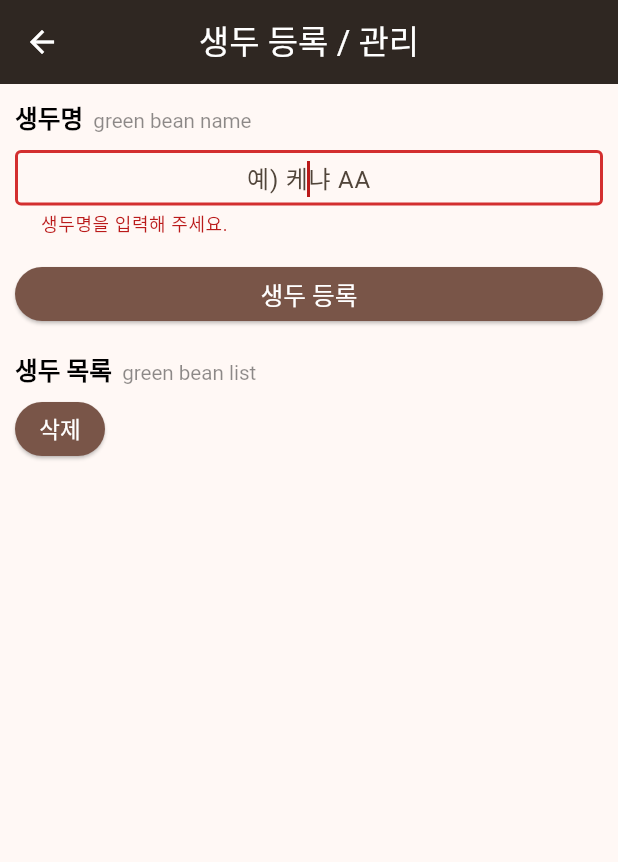
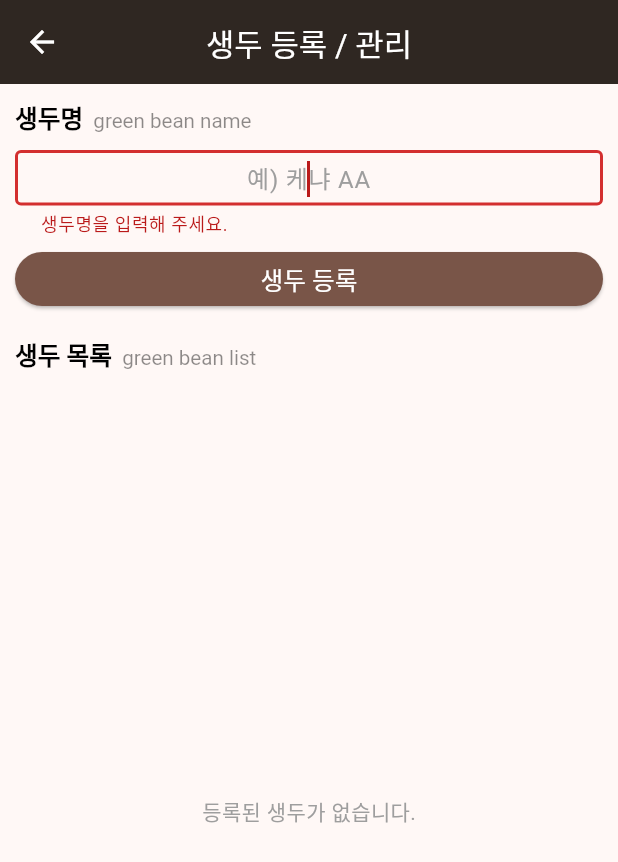
Before and after one commit to NamGideokk/bean_diary, a Flutter app: the RegistGreenBean screen opened directly, after a tap on "생두 등록", on a phone screen of 412 x 824 dp. Shown: the top 862 px of the screen. Run offline on Flutter 3.47's test engine with Material 2 defaults, Android fonts, the light colour scheme and no system bars; our stand-ins replace shared_preferences, sqflite; accounts and stored records are empty.

Commit message:
custom_dialog > showAlertDialog 추가,, green_beans_sqf_lite > 중복 등록 방지, 생두 삭제 추가,, regist_green_bean > 생두 목록 한글 오름차순 추가

```diff
--- a/lib/sqflite/green_beans_sqf_lite.dart
+++ b/lib/sqflite/green_beans_sqf_lite.dart
@@ -7,45 +7,70 @@ class GreenBeansSqfLite {
   Database? db;
 
   Future<Database?> openDB() async {
+    try {
       if (db == null) {
         db = await openDatabase(
           join(await getDatabasesPath(), "green_beans.db"),
           onCreate: (db, version) => db.execute('CREATE TABLE green_beans(id INTEGER PRIMARY KEY, name TEXT NOT NULL)'),
           version: version,
         );
-      print("green_beans DB 생성 >>> $db");
-      print("===========================\n\n\ngreen_beans DB PATH >>> ${getDatabasesPath()}");
+        // print("green_beans DB 생성 >>> $db");
+        // print("===========================\n\n\ngreen_beans DB PATH >>> ${getDatabasesPath()}");
+      } else {
+        return null;
       }
       return db;
+    } catch (e) {
+      print("😑 OPEN green_beans DB ERROR: $e");
+      return null;
+    }
   }
 
   Future getGreenBeans() async {
+    try {
       final db = await openDB();
       if (db != null) {
         final List result = await db.query(tableName);
-      print("GET GREEN BEANS DB RESULT ::: $result");
         return result;
       } else {
-      print("GREEN BEANS DB IS NULL");
+        return [];
+      }
+    } catch (e) {
+      print("😑 GET GREEN BEANS ERROR: $e");
       return [];
     }
   }
 
+  /// 생두 DB 등록
+  ///
+  /// return
+  /// * 0: DB is Null or 실패,
+  /// * 1: 등록 성공
+  /// * 2: 중복으로 실패
   Future insertGreenBean(Map<String, String> value) async {
+    try {
       final db = await openDB();
       if (db != null) {
+        var duplicateCheck = await db.rawQuery("SELECT * FROM $tableName WHERE name = '${value["name"]}'");
+        if (duplicateCheck.isNotEmpty) {
+          return 2;
+        } else {
           await db.insert(tableName, value);
-      return true;
+          return 1;
+        }
       } else {
-      return false;
+        return 0;
+      }
+    } catch (e) {
+      print("😑 INSERT GREEN BEAN ERROR: $e");
+      return 0;
     }
   }
 
   Future deleteGreenBean(String value) async {
-    print("생두 삭제");
+    try {
       final db = await openDB();
       if (db != null) {
-      print("db null 아님");
         var result = await db.delete(
           tableName,
           where: 'name = ?',
@@ -53,7 +78,10 @@ class GreenBeansSqfLite {
         );
         return result == 1 ? true : false;
       } else {
-      print("db null");
+        return false;
+      }
+    } catch (e) {
+      print("😑 DELETE GREEN BEAN ERROR: $e");
       return false;
     }
   }
--- a/lib/widgets/empty_widget.dart
+++ b/lib/widgets/empty_widget.dart
@@ -11,10 +11,10 @@ class EmptyWidget extends StatelessWidget {
   Widget build(BuildContext context) {
     return Center(
       child: Padding(
-        padding: EdgeInsets.symmetric(vertical: 20),
+        padding: const EdgeInsets.symmetric(vertical: 20),
         child: Text(
           content,
-          style: TextStyle(
+          style: const TextStyle(
             color: Colors.grey,
           ),
         ),
--- a/lib/widgets/regist_green_bean.dart
+++ b/lib/widgets/regist_green_bean.dart
@@ -18,16 +18,92 @@ class _RegistGreenBeanState extends State<RegistGreenBean> {
   bool _showErrorText = false;
   List _greenBeans = [];
 
+  late Future _getGreenBeansToDBFuture;
+
   @override
   void initState() {
     super.initState();
-    print("🙌 REGIST GREEN BEAN INIT");
+    _getGreenBeansToDBFuture = getGreenBeansToDB();
     GreenBeansSqfLite().openDB();
-    getGreenBeansToDB();
   }
 
   Future getGreenBeansToDB() async {
     _greenBeans = await GreenBeansSqfLite().getGreenBeans();
+    if (_greenBeans.length > 1) sortingName();
+    return _greenBeans;
+  }
+
+  sortingName() {
+    var copyGreenBeans = [..._greenBeans];
+    copyGreenBeans.sort((a, b) {
+      return a["name"]!.compareTo(b["name"]!);
+    });
+    _greenBeans = copyGreenBeans;
+    setState(() {});
+  }
+
+  void onTapInsertGreenBean() async {
+    if (_greenBeanNameTECtrl.text.trim() == "") {
+      _showErrorText = true;
+      setState(() {});
+      _greenBeanNameFN.requestFocus();
+    } else {
+      Map<String, String> value = {"name": _greenBeanNameTECtrl.text.trim()};
+      int result = await GreenBeansSqfLite().insertGreenBean(value);
+      _showErrorText = false;
+      setState(() {});
+      if (!mounted) return;
+      final snackBar = CustomDialog().showCustomSnackBar(
+        context,
+        result == 0
+            ? "생두 등록에 실패했습니다.\n잠시 후 다시 시도해 주세요."
+            : result == 1
+                ? "[${_greenBeanNameTECtrl.text.trim()}]\n생두가 등록되었습니다."
+                : "이미 등록된 생두명입니다.\n생두는 중복으로 등록할 수 없습니다.",
+        bgColor: result == 1 ? Colors.green : Colors.red,
+      );
+      if (result == 0) {
+        ScaffoldMessenger.of(context).showSnackBar(snackBar);
+        return;
+      } else if (result == 1) {
+        _greenBeanNameTECtrl.clear();
+        ScaffoldMessenger.of(context).showSnackBar(snackBar);
+        await getGreenBeansToDB();
+        setState(() {});
+        return;
+      } else {
+        ScaffoldMessenger.of(context).showSnackBar(snackBar);
+        _greenBeanNameFN.requestFocus();
+        return;
+      }
+    }
+  }
+
+  void onTapDeleteGreenBean(int index) async {
+    bool confirm = await CustomDialog().showAlertDialog(
+      context,
+      "생두 삭제",
+      "[${_greenBeans[index]["name"]}]\n생두를 삭제하시겠습니까?",
+      acceptTitle: "삭제",
+    );
+    if (confirm) {
+      bool result = await GreenBeansSqfLite().deleteGreenBean(_greenBeans[index]["name"]);
+
+      if (!mounted) return;
+      final snackBar = CustomDialog().showCustomSnackBar(
+        context,
+        result ? "[${_greenBeans[index]["name"]}]\n생두가 삭제되었습니다." : "생두 삭제 중 오류가 발생했습니다.\n잠시 후 다시 시도해 주세요.",
+        bgColor: result ? Colors.green : Colors.red,
+      );
+      if (result) {
+        ScaffoldMessenger.of(context).showSnackBar(snackBar);
+        await getGreenBeansToDB();
+        setState(() {});
+      } else {
+        ScaffoldMessenger.of(context).showSnackBar(snackBar);
+      }
+    }
+    return;
   }
 
   @override
@@ -37,11 +113,11 @@ class _RegistGreenBeanState extends State<RegistGreenBean> {
       onTap: () => FocusScope.of(context).requestFocus(FocusNode()),
       child: Scaffold(
         appBar: AppBar(
-          title: Text("생두 등록 / 관리"),
+          title: const Text("생두 등록 / 관리"),
           centerTitle: true,
         ),
-        body: SingleChildScrollView(
-          padding: const EdgeInsets.all(10),
+        body: Container(
+          padding: const EdgeInsets.fromLTRB(10, 10, 10, 0),
           child: Column(
             mainAxisSize: MainAxisSize.max,
             crossAxisAlignment: CrossAxisAlignment.start,
@@ -53,38 +129,22 @@ class _RegistGreenBeanState extends State<RegistGreenBean> {
               TextField(
                 controller: _greenBeanNameTECtrl,
                 focusNode: _greenBeanNameFN,
+                textInputAction: TextInputAction.go,
                 textAlign: TextAlign.center,
                 decoration: InputDecoration(
                   hintText: "예) 케냐 AA",
                   errorText: _showErrorText ? " 생두명을 입력해 주세요." : null,
+                  hintStyle: const TextStyle(
+                    color: Colors.grey,
                   ),
                 ),
-              const SizedBox(height: 20),
+                onSubmitted: (value) => onTapInsertGreenBean(),
+              ),
+              const SizedBox(height: 10),
               SizedBox(
                 width: double.infinity,
                 child: ElevatedButton(
-                  onPressed: () async {
-                    print("생두 등록");
-                    if (_greenBeanNameTECtrl.text.trim() == "") {
-                      _showErrorText = true;
-                      setState(() {});
-                      _greenBeanNameFN.requestFocus();
-                    } else {
-                      Map<String, String> value = {"name": _greenBeanNameTECtrl.text.trim()};
-                      bool result = await GreenBeansSqfLite().insertGreenBean(value);
-                      print("☕️ 생두 데이터 삽입 결과 ::: $result");
-                      _showErrorText = false;
-                      _greenBeanNameTECtrl.clear();
-                      final snackBar = CustomDialog().showCustomSnackBar(
-                        context,
-                        "${_greenBeanNameTECtrl.text.trim()}\n생두가 등록되었습니다.",
-                        bgColor: Colors.lightGreen[700]!,
-                      );
-                      ScaffoldMessenger.of(context).showSnackBar(snackBar);
-                      GreenBeansSqfLite().getGreenBeans();
-                      setState(() {});
-                    }
-                  },
+                  onPressed: onTapInsertGreenBean,
                   child: Text(
                     "생두 등록",
                     style: TextStyle(
@@ -94,61 +154,66 @@ class _RegistGreenBeanState extends State<RegistGreenBean> {
                 ),
               ),
               const SizedBox(height: 20),
+              Row(
+                mainAxisAlignment: MainAxisAlignment.spaceBetween,
+                crossAxisAlignment: CrossAxisAlignment.baseline,
+                textBaseline: TextBaseline.ideographic,
+                children: [
                   const HeaderTitle(title: "생두 목록", subTitle: "green bean list"),
-              Padding(
+                  if (_greenBeans.isNotEmpty)
+                    Text(
+                      "${_greenBeans.length}건",
+                      style: TextStyle(
+                        fontSize: height / 60,
+                        color: Colors.black,
+                      ),
+                    ),
+                ],
+              ),
+              Expanded(
+                child: Padding(
                   padding: const EdgeInsets.symmetric(horizontal: 10),
-                child: ListView.builder(
+                  child: FutureBuilder(
+                    future: _getGreenBeansToDBFuture,
+                    builder: (context, snapshot) => snapshot.hasData && snapshot.data.length > 0
+                        ? ListView.separated(
                             itemCount: _greenBeans.length,
                             shrinkWrap: true,
+                            padding: const EdgeInsets.only(bottom: 10),
+                            physics: const BouncingScrollPhysics(),
+                            separatorBuilder: (context, index) => const Divider(height: 8),
                             itemBuilder: (context, index) {
-                    print("");
-                    if (_greenBeans.isEmpty) {
-                      return const Center(
-                        child: EmptyWidget(content: "등록된 생두가 없습니다."),
-                      );
-                    }
                               return Row(
                                 mainAxisAlignment: MainAxisAlignment.spaceBetween,
                                 children: [
-                        Text(
+                                  Expanded(
+                                    child: Text(
                                       _greenBeans[index]["name"],
                                       style: TextStyle(
-                            fontSize: height / 54,
+                                        fontSize: height / 52,
+                                      ),
                                     ),
                                   ),
                                   TextButton.icon(
-                          onPressed: () {
-                            print("원두 삭제");
-                          },
+                                    onPressed: () => onTapDeleteGreenBean(index),
                                     icon: Icon(
                                       CupertinoIcons.delete_simple,
-                            size: height / 60,
+                                      size: height / 70,
                                     ),
                                     label: Text(
                                       "삭제",
                                       style: TextStyle(
-                              fontSize: height / 70,
+                                        fontSize: height / 60,
                                       ),
                                     ),
                                   ),
                                 ],
                               );
                             },
+                          )
+                        : const EmptyWidget(content: "등록된 생두가 없습니다."),
                   ),
                 ),
-              ElevatedButton(
-                onPressed: () async {
-                  bool result = await GreenBeansSqfLite().deleteGreenBean("케냐 AA");
-
-                  final snackBar = CustomDialog().showCustomSnackBar(
-                    context,
-                    result ? "[생두]가 삭제되었습니다." : "오류가 발생했습니다.\n잠시 후 다시 시도해 주세요.",
-                    bgColor: result ? Colors.green : Colors.red,
-                  );
-                  // 모달바텀시트에 가려져 보이지 않음 수정 필요
-                  ScaffoldMessenger.of(context).showSnackBar(snackBar);
-                },
-                child: Text("삭제"),
               ),
             ],
           ),
```
Also changed, not shown: lib/main.dart (+11 -5 lines), lib/utility/custom_dialog.dart (+56 -0 lines). Lines whose indentation alone changed are shown as unchanged.
